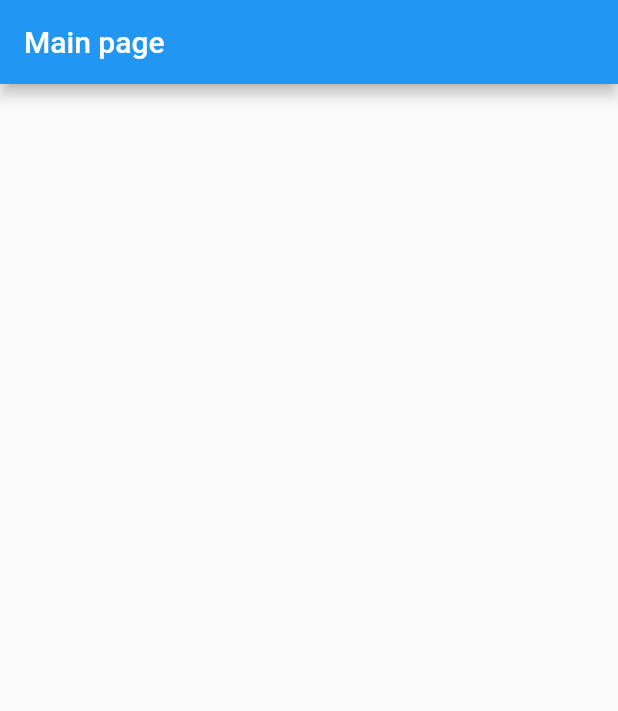
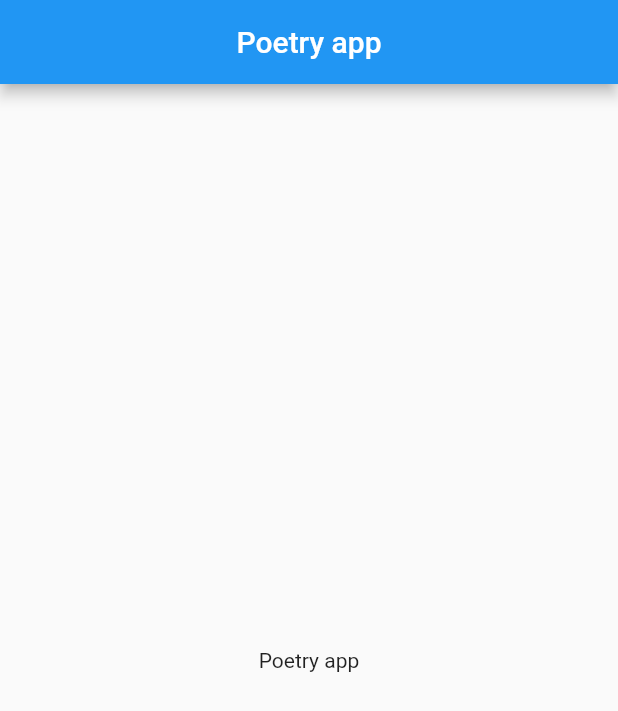
Before and after one commit to NacuAndrei/PoemsApp_UI-UX, a Flutter app: the screen it shows after launch, on a phone screen of 412 x 824 dp. Shown: the top 711 px of the screen. Run offline on Flutter 3.47's test engine with Material 2 defaults, Android fonts, the phone set to English and light mode, and no system bars.

Commit message:
Changed starting page layout and centered content

```diff
--- a/lib/main.dart
+++ b/lib/main.dart
@@ -10,10 +10,17 @@ class MyApp extends StatelessWidget {
   @override
   Widget build(BuildContext context) {
     return MaterialApp(
+      title: 'Poetry app',
+      theme: ThemeData(
+        appBarTheme: const AppBarTheme(
+          centerTitle: true,
+        ),
+      ),
       home: Scaffold(
         appBar: AppBar(
-          title: const Text("Main page"),
+          title: const Text("Poetry app"),
         ),
+        body: const Center(child: Text("Poetry app")),
       ),
     );
   }
```
